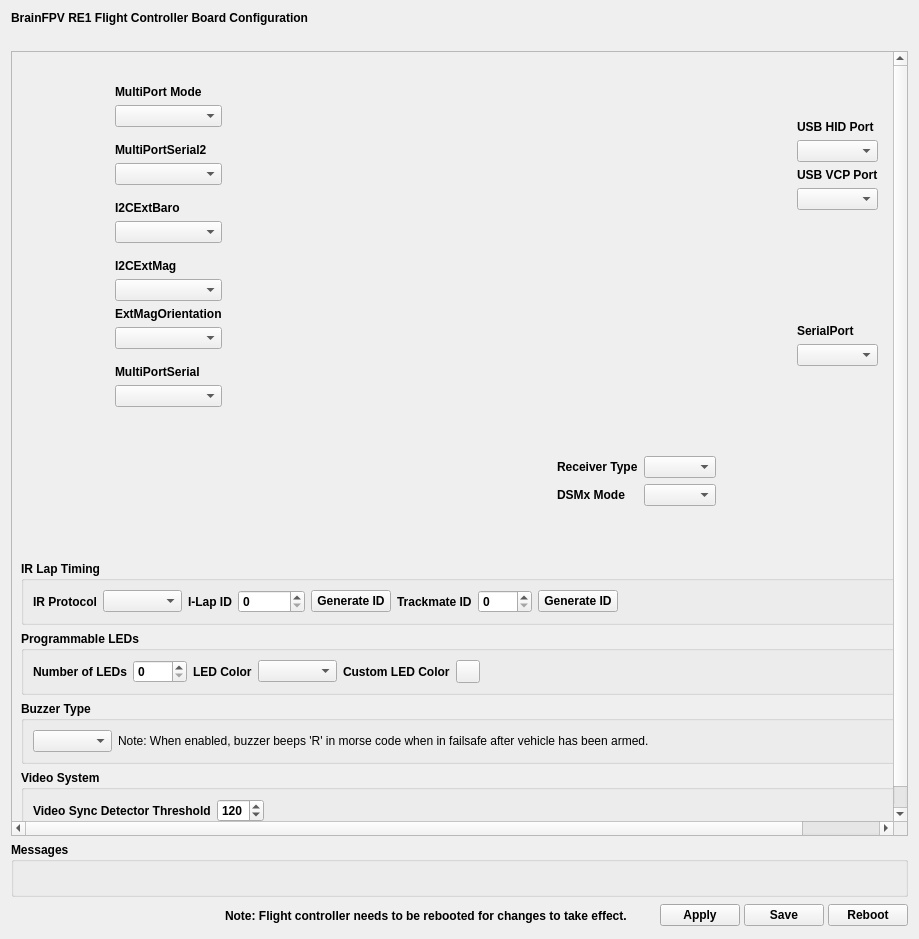
This is ground/gcs/src/plugins/boards_brainfpv/brainre1configuration.ui in d-ronin/dRonin as Qt 5 draws it before an edit. The edited form follows.
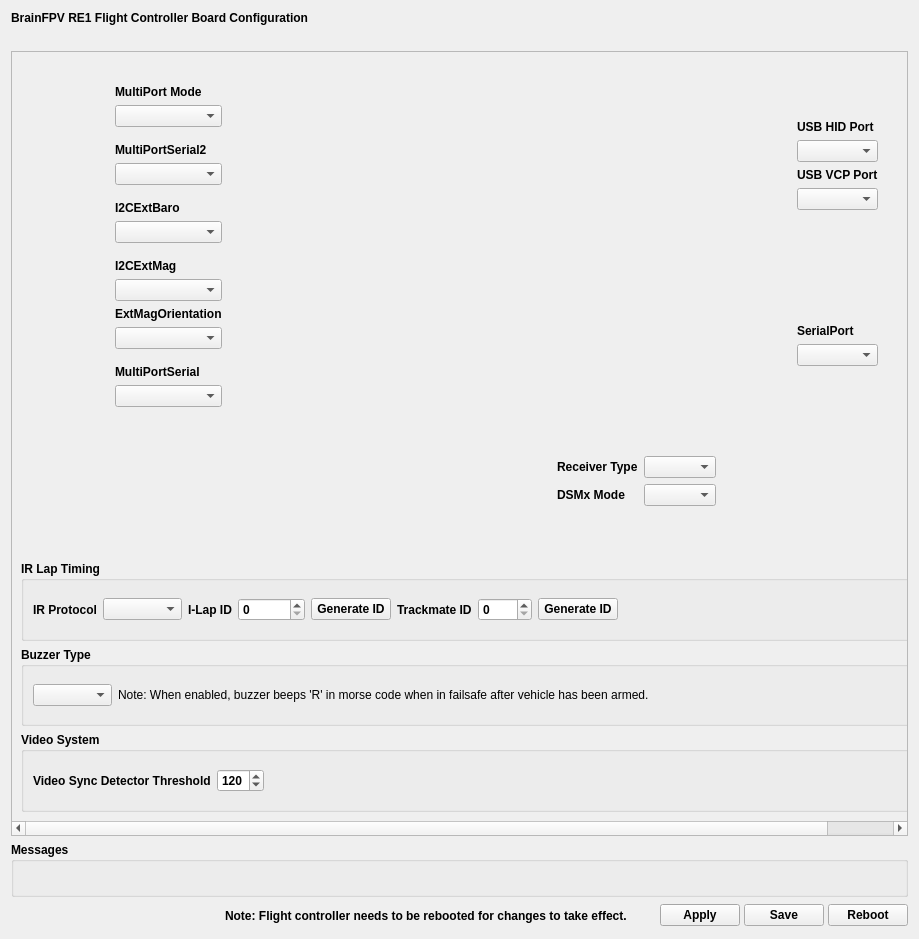
This is the edited form. Icons and pictures are not drawn. Custom widgets are drawn as their Qt base class.

The edit to the form file:
```diff
--- a/ground/gcs/src/plugins/boards_brainfpv/brainre1configuration.ui
+++ b/ground/gcs/src/plugins/boards_brainfpv/brainre1configuration.ui
@@ -59,8 +59,8 @@
        <rect>
         <x>0</x>
         <y>0</y>
-        <width>970</width>
-        <height>781</height>
+        <width>968</width>
+        <height>774</height>
        </rect>
       </property>
       <layout class="QVBoxLayout" name="verticalLayout_4">
@@ -696,66 +696,6 @@
             </widget>
            </item>
            <item row="2" column="0">
-            <widget class="QGroupBox" name="groupBox_2">
-             <property name="title">
-              <string>Programmable LEDs</string>
-             </property>
-             <layout class="QHBoxLayout" name="horizontalLayout_8">
-              <item>
-               <widget class="QLabel" name="label_11">
-                <property name="text">
-                 <string>Number of LEDs</string>
-                </property>
-               </widget>
-              </item>
-              <item>
-               <widget class="QSpinBox" name="sbNumberOfLEDs">
-                <property name="maximum">
-                 <number>1024</number>
-                </property>
-               </widget>
-              </item>
-              <item>
-               <widget class="QLabel" name="label_8">
-                <property name="text">
-                 <string>LED Color</string>
-                </property>
-               </widget>
-              </item>
-              <item>
-               <widget class="QComboBox" name="cmbLEDColor"/>
-              </item>
-              <item>
-               <widget class="QLabel" name="label_12">
-                <property name="text">
-                 <string>Custom LED Color</string>
-                </property>
-               </widget>
-              </item>
-              <item>
-               <widget class="Utils::QtColorButton" name="clrbCustomLEDColor">
-                <property name="text">
-                 <string/>
-                </property>
-               </widget>
-              </item>
-              <item>
-               <spacer name="horizontalSpacer_6">
-                <property name="orientation">
-                 <enum>Qt::Horizontal</enum>
-                </property>
-                <property name="sizeHint" stdset="0">
-                 <size>
-                  <width>40</width>
-                  <height>20</height>
-                 </size>
-                </property>
-               </spacer>
-              </item>
-             </layout>
-            </widget>
-           </item>
-           <item row="3" column="0">
             <widget class="QGroupBox" name="groupBox_3">
              <property name="title">
               <string>Buzzer Type</string>
@@ -793,7 +733,7 @@
              </layout>
             </widget>
            </item>
-           <item row="4" column="0">
+           <item row="3" column="0">
             <widget class="QGroupBox" name="groupBox_4">
              <property name="title">
               <string>Video System</string>
@@ -1087,13 +1027,6 @@
    </item>
   </layout>
  </widget>
- <customwidgets>
-  <customwidget>
-   <class>Utils::QtColorButton</class>
-   <extends>QToolButton</extends>
-   <header>utils/qtcolorbutton.h</header>
-  </customwidget>
- </customwidgets>
  <tabstops>
   <tabstop>help</tabstop>
   <tabstop>applySettings</tabstop>
```
